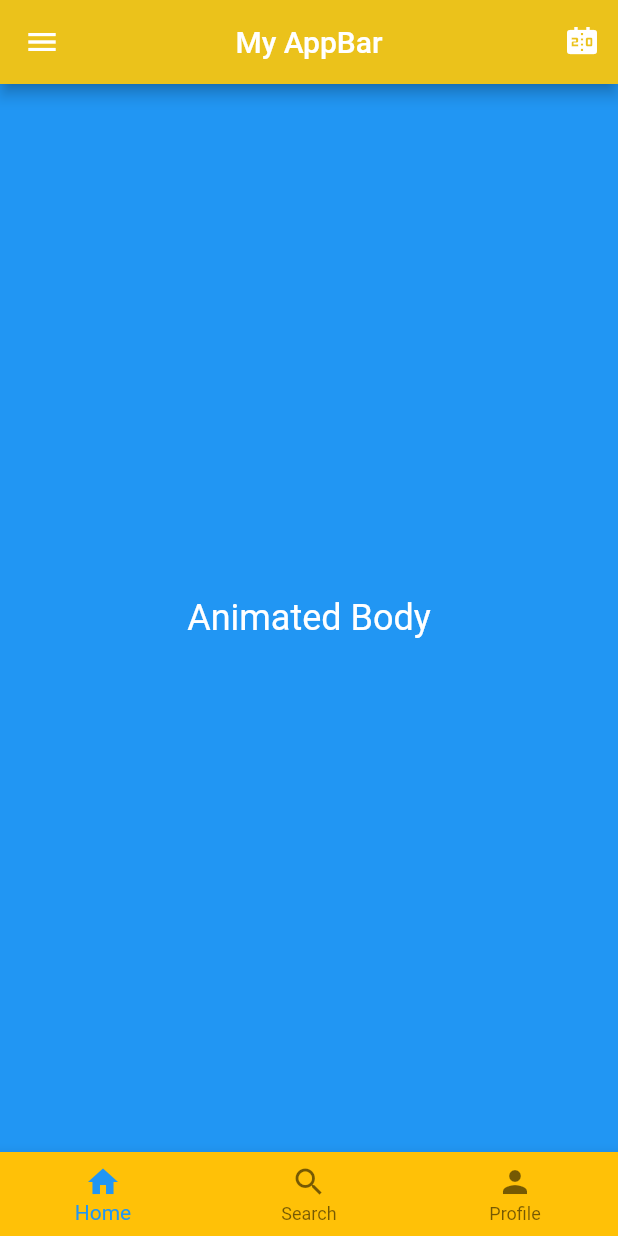
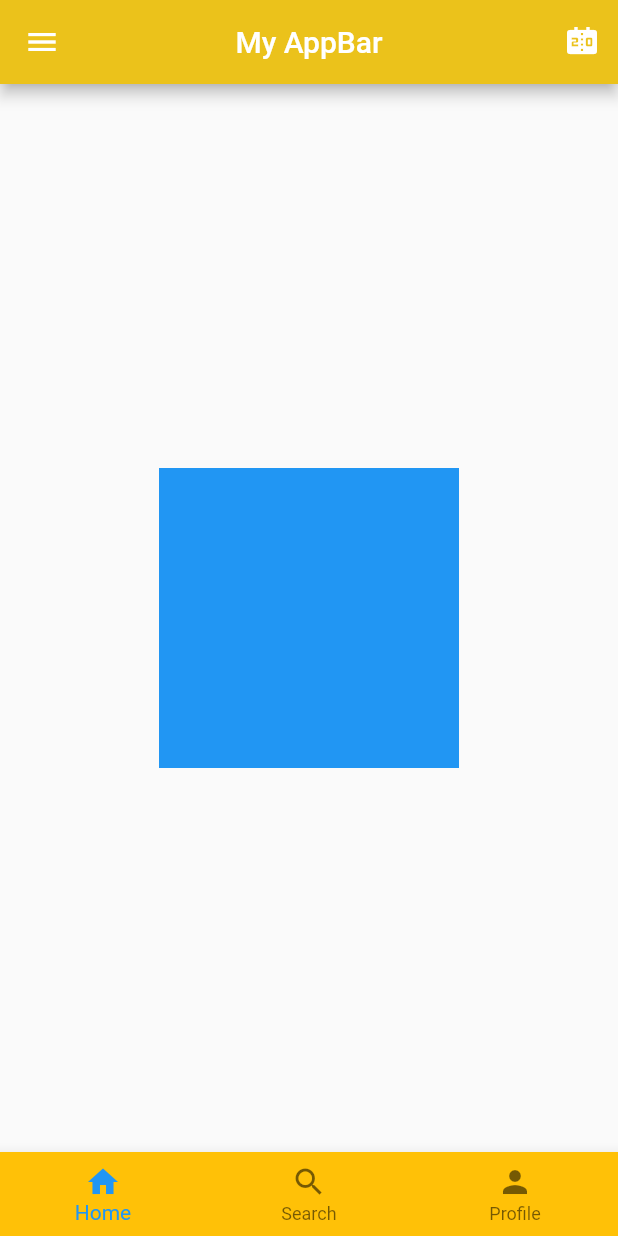
Before and after one commit to roboanonymous/Flutter_practice, a Flutter app: the screen it shows after launch, on a phone screen of 412 x 824 dp. Run offline on Flutter 3.47's test engine with Material 2 defaults, Android fonts, the phone set to English and light mode, and no system bars.

Commit message:
animation

```diff
--- a/lib/animation.dart
+++ b/lib/animation.dart
@@ -10,24 +10,32 @@ class AnimationApp extends StatefulWidget {
 
 class _AnimationAppState extends State<AnimationApp> with SingleTickerProviderStateMixin {
 
+
+
   late AnimationController _animationController;
   late Animation<double> _animation;
 
   @override
   void initState() {
+    super.initState();
     _animationController = AnimationController(
-      duration: const Duration(seconds: 1),
+      duration: const Duration(seconds:5),
       vsync: this,
     );
-    _animation = Tween<double>(begin: 0, end: 1).animate(_animationController);
-    super.initState();
+    _animation = Tween<double>(begin: 0.0, end: 200.0).animate(_animationController);
+    _animationController.addListener(() {
+      setState(() {
+
+      });
+    });
+    _animationController.forward();
   }
 
-  @override
-  void dispose() {
-    _animationController.dispose();
-    super.dispose();
-  }
+  // @override
+  // void dispose() {
+  //   _animationController.dispose();
+  //   super.dispose();
+  // }
 
   @override
   Widget build(BuildContext context) {
@@ -76,19 +84,14 @@ class _AnimationAppState extends State<AnimationApp> with SingleTickerProviderSt
   ),
 
  ),
- body: AnimatedBuilder(
-        animation: _animationController,
-  builder: (BuildContext context, Widget? child) {
-    return Container(
-      alignment: Alignment.center,
-      color: Color.lerp(Colors.blue, Colors.red, _animation.value),
-      child: Text(
-        'Animated Body',
-        style: TextStyle(fontSize: 24, color: Colors.white),
-      ),
-    );
-  },
-      ),
+ body: Center(
+
+  child: Container(
+    width: _animation.value,
+    height: _animation.value,
+    color: Colors.blue,
+  ),
+ ),
 
 
         bottomNavigationBar: BottomNavigationBar(
```
